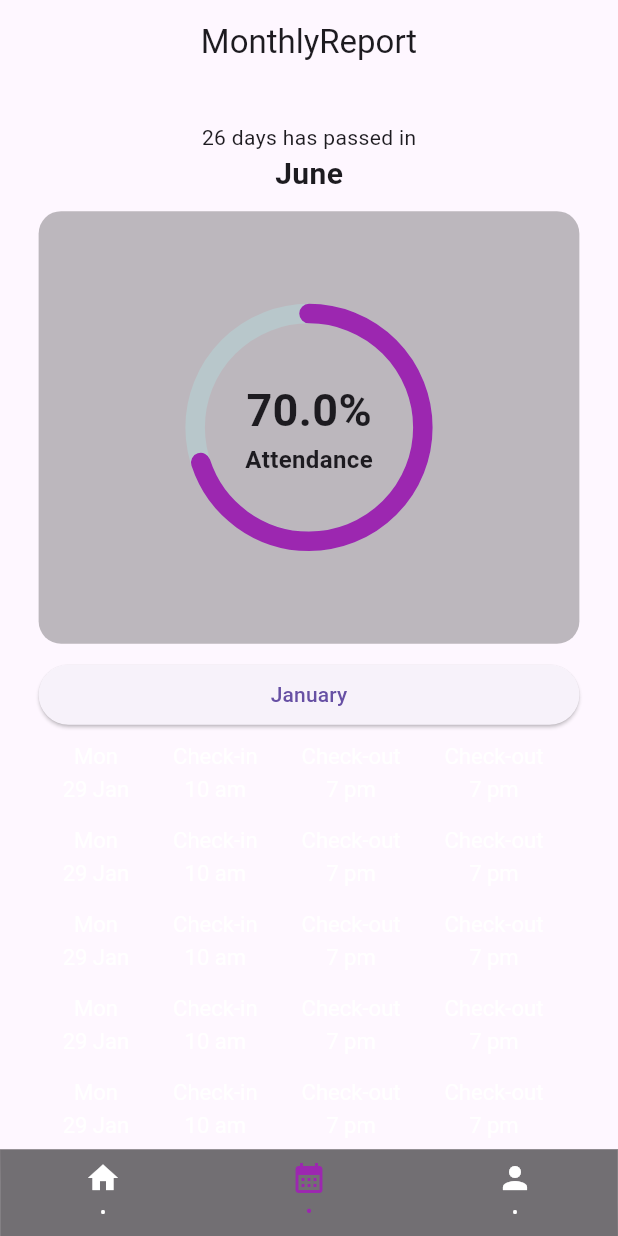
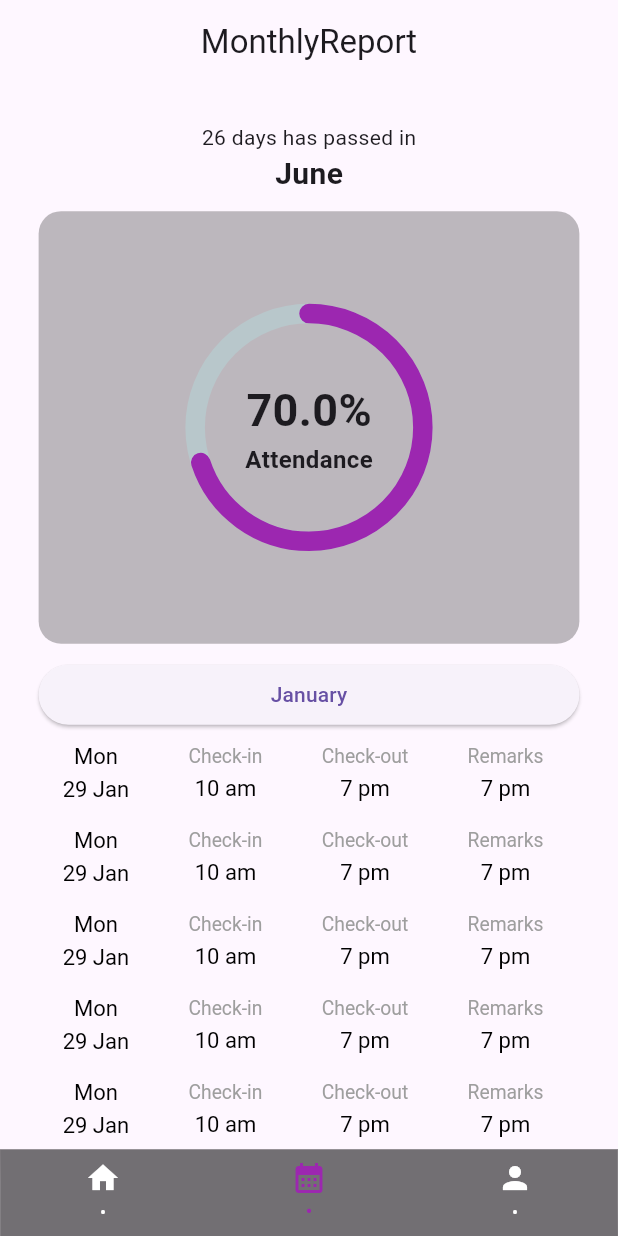
Before and after one commit to qmpgloba/attendance, a Flutter app: the screen it shows after launch, item 2 of the bottom bar chosen, on a phone screen of 412 x 824 dp. Run offline on Flutter 3.47's test engine with Material 3 defaults, Android fonts, the phone set to English and light mode, and no system bars; drawn by our look-alikes of percent_indicator; our stand-ins replace action_slider.

Commit message:
color of text changed

```diff
--- a/attendance/lib/presentation/monthly_report/widgets/timing_chart.dart
+++ b/attendance/lib/presentation/monthly_report/widgets/timing_chart.dart
@@ -12,12 +12,15 @@ class MonthlyTimings extends StatelessWidget {
   @override
   Widget build(BuildContext context) {
     return ListView.builder(
-      itemCount: 5,
+      itemCount: 15,
       shrinkWrap: true,
       itemBuilder: (context, index) {
         return ListTile(
           titleTextStyle: TextStyle(
             fontWeight: FontWeight.normal,
+            color: Theme.of(context).brightness == Brightness.dark
+                ? Colors.white
+                : Colors.black,
             fontSize: size.width / 28,
           ),
           title: Row(
@@ -32,21 +35,36 @@ class MonthlyTimings extends StatelessWidget {
               ),
               Column(
                 children: [
-                  const Text('Check-in'),
+                  Text(
+                    'Check-in',
+                    style: TextStyle(
+                      fontSize: size.width / 32,
+                      color: Colors.grey,
+                    ),
+                  ),
                   height(5),
                   const Text('10 am'),
                 ],
               ),
               Column(
                 children: [
-                  const Text('Check-out'),
+                  Text(
+                    'Check-out',
+                    style: TextStyle(
+                      fontSize: size.width / 32,
+                      color: Colors.grey,
+                    ),
+                  ),
                   height(5),
                   const Text('7 pm'),
                 ],
               ),
               Column(
                 children: [
-                  const Text('Check-out'),
+                   Text('Remarks', style: TextStyle(
+                      fontSize: size.width / 32,
+                      color: Colors.grey,
+                    ),),
                   height(5),
                   const Text('7 pm'),
                 ],
```
